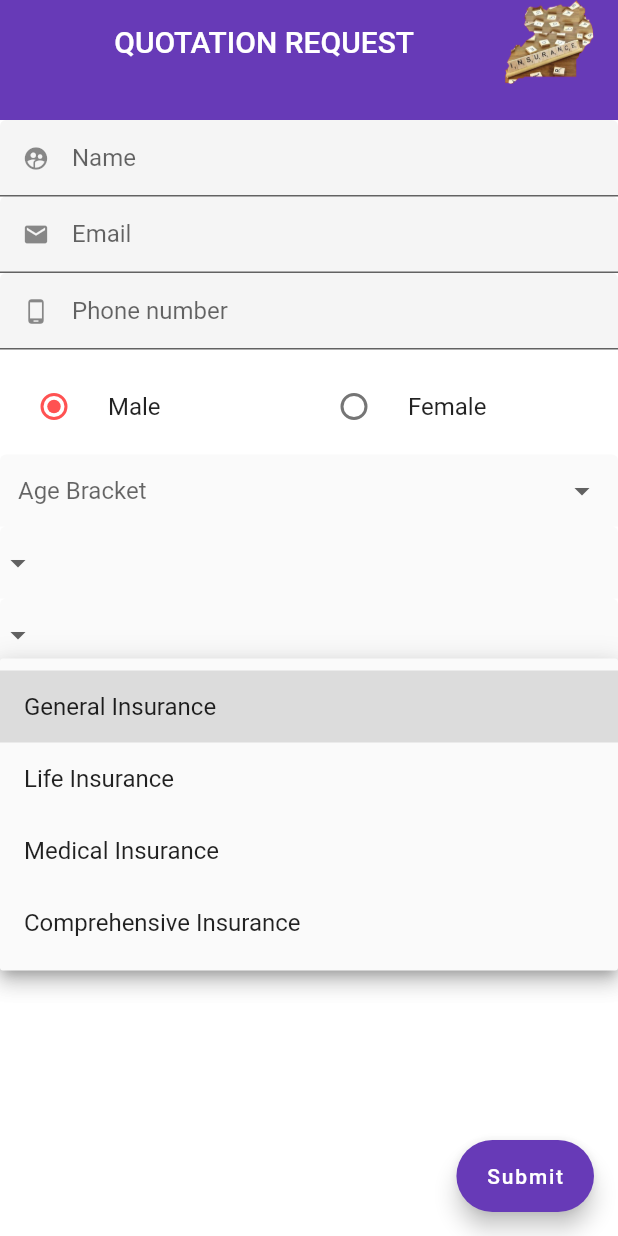
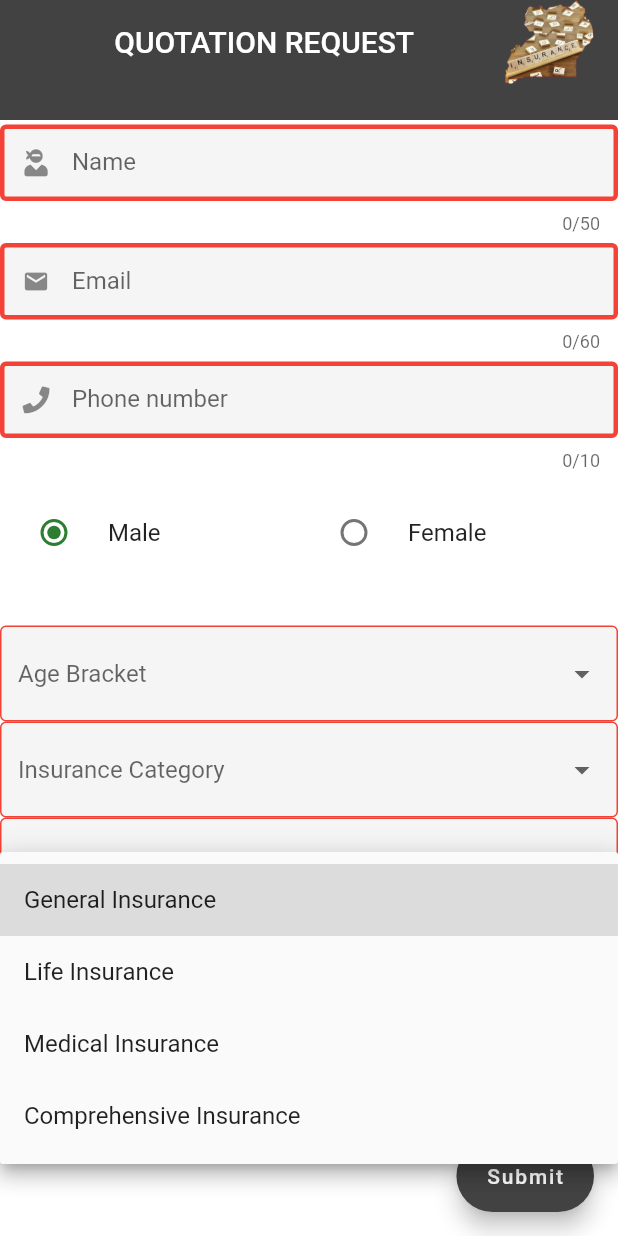
Before and after one commit to matovu-farid/insurance_app, a Flutter app: the screen it shows after launch, after a tap on "Type of Insurance", on a phone screen of 412 x 824 dp. Run offline on Flutter 3.47's test engine with Material 2 defaults, Android fonts, the phone set to English and light mode, and no system bars; our stand-ins replace font_awesome_flutter; missing offline and left inert: flutter_email_sender.

```diff
--- /dev/null
+++ b/assets/json/testJson.json
@@ -0,0 +1,6 @@
+{
+  "name": "Farid",
+  "age": "23",
+  "Gender": "Male",
+  "course": "civil"
+}
--- a/lib/app.dart
+++ b/lib/app.dart
@@ -11,6 +11,7 @@ class App extends StatelessWidget {
   @override
   Widget build(BuildContext context) {
     return MaterialApp(
+      theme:ThemeData(primarySwatch: Colors.green),
       routes: {
         "/Home": (context) => Home(),
         "/SignUp": (context) => Signup(),
--- a/lib/jsontry.dart
+++ b/lib/jsontry.dart
@@ -1,11 +1,9 @@
 import 'dart:convert';
 
 
- class JsonTry{
-   Map<String,String> parseJson(String jsonStr){
+
+   List<Map<String,String>> parseJson(String jsonStr){
     final parsed = json.decode(jsonStr);
-    final details = Map<String,String>.from(parsed);
+    final details =List< Map<String,String>>.from(parsed);
     return details;
   }
-
-}
--- a/lib/models/signup_state.dart
+++ b/lib/models/signup_state.dart
@@ -18,7 +18,7 @@ class SignupModel extends Model {
   InsurancetypList insTyp;
 
 
-  String item;
+  String categoryName;
   String preferredInsurerName;
   String insuranceTypeName;
   String ageBracket;
@@ -54,11 +54,7 @@ class SignupModel extends Model {
     notifyListeners();
   }
 
-  onChangedItem(String item1) {
-    item = item1;
-
-    notifyListeners();
-  }
+  onCategoryChanged(String newCategory) => categoryName = newCategory;
 
   onPrefferdChanged(String newPreffed) => preferredInsurerName = newPreffed;
 
@@ -136,7 +132,7 @@ class SignupModel extends Model {
         //category of insurer
         categoryList = categoryListHelper,
         catList = catListHelper(categoryListHelper),
-        item = categoryListHelper[0],
+        categoryName = categoryListHelper[0],
 
        //prefferred insurer
        preferredInsurerList = preffredListHelper,
--- a/lib/screens/HomeScreen.dart
+++ b/lib/screens/HomeScreen.dart
@@ -1,9 +1,23 @@
 import 'package:flutter/cupertino.dart';
+import 'package:flutter/material.dart';
+
+import 'package:flutter/cupertino.dart';
+import 'package:flutter/material.dart';
+
 
 class Home extends StatelessWidget{
+
+
   @override
   Widget build(BuildContext context) {
-    // TODO: implement build
-    throw UnimplementedError();
+    return MaterialApp(home: Scaffold(
+      appBar: AppBar(),
+      body: Container(padding: EdgeInsets.all(32.0),
+      child: Center(
+        child: Text("Thank you \n We'll be getting back to you in no time"),
+
+      ),),
+    ),);
   }
+
 }
--- a/lib/screens/sign_up.dart
+++ b/lib/screens/sign_up.dart
@@ -1,10 +1,9 @@
 
 
-import 'dart:ui';
 
 import 'package:family/Bloc/bloc_code.dart';
 import 'package:family/Bloc/email_sender.dart';
-import 'package:family/jsontry.dart';
+
 import 'package:family/models/client.dart';
 import 'package:family/models/clientList.dart';
 import 'package:family/models/emails_of_bosses.dart';
@@ -19,6 +18,7 @@ import 'package:family/screens/starting_screen.dart';
 import 'package:flutter/cupertino.dart';
 import 'package:flutter/material.dart';
 import 'package:flutter_email_sender/flutter_email_sender.dart';
+import 'package:font_awesome_flutter/font_awesome_flutter.dart';
 import 'package:scoped_model/scoped_model.dart';
 import 'package:image/image.dart' as ImageClass;
 
@@ -48,6 +48,7 @@ class _SignupState extends State<Signup> {
   TextEditingController _emailController;
   TextEditingController _phoneController;
 
+
   @override
   void initState() {
     _controller = ScrollController();
@@ -55,7 +56,7 @@ class _SignupState extends State<Signup> {
     _emailController = TextEditingController();
     _phoneController = TextEditingController();
   }
-
+  final FocusNode _blanknode = FocusNode();
 
 
 
@@ -155,22 +156,21 @@ class _SignupState extends State<Signup> {
 
   //-------------------------------------------------------------------------------------------------
 // Method to submit and validate form fields
+  FormState get formstate => formKey.currentState;
   submit(BuildContext context) {
-    FormState formstate= formKey.currentState;
-    formstate.validate();
-    formstate.save();
-
 
 
     _name = _nameController.text;
     _emailAddress = _emailController.text;
-    // _password = _passwordfields.getText;
+
     _phoneNumber = _phoneController.text;
 
 
-    if (_name.isNotEmpty && _phoneNumber.isNotEmpty && _emailAddress.isEmpty){
-
-    addToListandSendEmail();}
+    if (formstate.validate()){
+      formstate.save();
+      Navigator.of(context).popAndPushNamed("/Home");
+    //addToListandSendEmail();
+    }
 
   }
   //-------------------------------------------------------------------------------------------------
@@ -186,10 +186,16 @@ class _SignupState extends State<Signup> {
           floatingActionButton: FloatingActionButton.extended(
             splashColor: Colors.white70,
             onPressed: () => submit(context),
-            backgroundColor: Colors.deepPurple,
+            backgroundColor: Colors.grey[800],
             label: Text("Submit"),
           ),
-          body: CustomScrollView(slivers: [
+          body: GestureDetector(
+            behavior: HitTestBehavior.opaque,
+            onTap: (){
+
+              FocusScope.of(context).requestFocus(_blanknode);
+            },
+            child: CustomScrollView(slivers: [
               SliverAppBar(
                 flexibleSpace: SafeArea(
                     child: SizedBox(
@@ -199,7 +205,7 @@ class _SignupState extends State<Signup> {
                 pinned: true,
                 primary: true,
                 snap: true,
-              backgroundColor: Colors.deepPurple,
+                backgroundColor: Colors.grey[800],
                 expandedHeight: 80,
 
                 title: Row(
@@ -218,34 +224,44 @@ class _SignupState extends State<Signup> {
                   [
 
                     Builder(builder: (context){
-                  return buildRow(title: "Name",
-
+                    return buildRow(
+                      title: "Name",
+                      context: context,
                       obscureText1: false,
                       controller: _nameController,
-                    icon: Icon(Icons.supervised_user_circle),
+                      icon: Icon(FontAwesomeIcons.userNinja),
                       error: "Enter full name",
                       validate:(value)=>value.isEmpty?"Enter full name":null,
+                      hint: "John",
+                      maxlength: 50,
                       textInputType: TextInputType.text, );
+
                     }),
+                    //email
                     Builder(builder: (context){
 
-                    return buildRow(textInputType: TextInputType.emailAddress,
+                      return buildRow(
+                          textInputType: TextInputType.emailAddress,
+                        context: context,
                         controller: _emailController,
                         title: "Email",
                         icon: Icon(Icons.mail),
                         obscureText1: false,
                         error: "Enter a valid email",
-                      hint: "___________.@_____.com",
+                        hint: "eg. john.@gmail.com",
+                        maxlength: 60,
 
-                      validate:(value)=>(!((value.endsWith(".com"))&&value.contains("@")))?"Enter a valid email":null);
+                        validate:(value)=>(!value.contains("@"))?"Enter a valid email":null);
 
                     }),
                     Builder(builder: (context){
                       return buildRow(textInputType: TextInputType.number,
+                        context: context,
                         controller: _phoneController,
                         title: "Phone number",
-                      icon: Icon(Icons.phone_android),
-                      hint: "07XXXXXXXX",
+                        icon: Icon(FontAwesomeIcons.phone),
+                        maxlength: 10,
+                        hint: "eg. 07XXXXXXXX",
                         obscureText1: false,
                         error: "Enter phone number",
                         validate:(value)=>((!(RegExp(pattern).hasMatch(value)))||!(value.startsWith("07")))?"Enter a valid phone number":null,);
@@ -386,6 +402,7 @@ class _SignupState extends State<Signup> {
                     //male radio button
                     Row(
                       children: <Widget>[
+
                         SizedBox(
                             width: 200,
                             height: 60,
@@ -393,7 +410,7 @@ class _SignupState extends State<Signup> {
                               builder: (BuildContext context, Widget child,
                                   SignupModel model) {
                                 return RadioListTile(
-                                activeColor: Colors.redAccent,
+                                  activeColor: Colors.green[800],
                                   value: model.genderMapper[Gender.MALE],
                                   groupValue: model.commonRadio,
                                   onChanged: (value) => model.onchange(),
@@ -411,7 +428,7 @@ class _SignupState extends State<Signup> {
                                 builder: (BuildContext context, Widget child,
                                     SignupModel model) {
                                   return RadioListTile(
-                                  activeColor: Colors.redAccent,
+                                    activeColor: Colors.green[800],
                                     value: model.genderMapper[Gender.FEMALE],
                                     groupValue: model.commonRadio,
                                     onChanged: (value) => model.onchange(),
@@ -421,6 +438,9 @@ class _SignupState extends State<Signup> {
                               )),
                         ),
                       ],
+                    ),
+                    SizedBox(
+                      height: 30,
                     ),
                     //----------------------------------------------------------------------------------------
                     // //data from fire store
@@ -453,13 +473,17 @@ class _SignupState extends State<Signup> {
                               mainAxisAlignment: MainAxisAlignment.spaceBetween,
                               children: <Widget>[
                                 Expanded(
+
                                   child: DropdownButtonFormField<String>(
+                                    validator:(value)=>value.isEmpty?"Choose age bracket":null,
                                     decoration: InputDecoration(
                                         hintText: "Age Bracket    ",
                                         hintStyle: TextStyle(fontSize: 18),
 
+
                                         filled: true,
-                                      enabled: false
+                                        enabled: true,
+                                      enabledBorder: OutlineInputBorder(borderSide: BorderSide(color: Colors.red)),
 
                                     ),
 
@@ -476,44 +500,41 @@ class _SignupState extends State<Signup> {
                             //------------------------------------------------------------------------------------------
                             //Category
                             DropdownButtonFormField<String>(
+                              validator:(value)=>value.isEmpty?"Choose an insurance category":null,
                               decoration: InputDecoration(
                                   hintText: "Insurance Category   ",
+
                                   hintStyle: TextStyle(fontSize: 18),
                                   filled: true,
-                                enabled: false),
-                            icon: Row(
-                              children: <Widget>[
-                                Icon(Icons.arrow_drop_down),
-
-                              ],
+                                  enabled: true,
+                                enabledBorder: OutlineInputBorder(borderSide: BorderSide(color: Colors.red)),
                               ),
 
+                              icon: Icon(Icons.arrow_drop_down),
+
                               items: model.catList,
-                            onChanged: (item1) => model.onChangedItem(item1),
+                              onChanged: (item1) => model.onCategoryChanged(item1),
                               onSaved: (category) => insuranceCategory = category,
                             ),
 
                             //-----------------------------------------------------------------------
                             //prefferd insurer
                             DropdownButtonFormField<String>(
+                              validator:(value)=>value.isEmpty?"Choose a preferd insurer":null,
                               decoration: InputDecoration(
+
                                 hintText: "Prefered Insurer ",
                                 hintStyle: TextStyle(fontSize: 18),
                                 filled: true,
-                              enabled: false,
+                                enabled: true,
+                                enabledBorder: OutlineInputBorder(borderSide: BorderSide(color: Colors.red)),
+                              ),
 
-
-                            ),
 
                               items: model.prefferedInsDropList,
                               onChanged: (item1) =>
                                   model.onPrefferdChanged(item1),
-                            icon: Row(
-                              children: <Widget>[
-                                Icon(Icons.arrow_drop_down),
-
-                              ],
-                            ),
+                              icon: Icon(Icons.arrow_drop_down),
                               onSaved: (prefedInsurer) {
                                 _preferedInsurer = prefedInsurer;
                               },
@@ -522,20 +543,17 @@ class _SignupState extends State<Signup> {
                             //-------------------------------------------------------
                             //type of insurance
                             DropdownButtonFormField<String>(
+                              validator:(value)=>value.isEmpty?"Choose type of Insurer":null,
                               decoration: InputDecoration(
                                   hintStyle: TextStyle(fontSize: 18),
                                 filled: true,
-                              enabled: false,
-                              hintText: "Type of Insurance"),
+                                enabled: true,
+                                hintText: "Type of Insurance",
+                                enabledBorder: OutlineInputBorder(borderSide: BorderSide(color: Colors.red)),),
 
                               items: model.typDropList,
                               onChanged: (item1) => model.onTypeChanged(item1),
-                            icon: Row(
-                              children: <Widget>[
-                                Icon(Icons.arrow_drop_down),
-
-                              ],
-                            ),
+                              icon: Icon(Icons.arrow_drop_down),
                               onSaved: (type) {
                                 _insuranceType = type;
                                 _genderToString = model.getGender();
@@ -552,6 +570,7 @@ class _SignupState extends State<Signup> {
                 ),
               )
             ]),
+          ),
         ),
       ),
     );
@@ -602,49 +621,59 @@ class _SignupState extends State<Signup> {
     _insuranceType = value;
   }
   Widget buildRow({BuildContext context,
+    int maxlength,
     TextEditingController controller,
     bool obscureText1 ,
     Icon icon,
     String error,
     String hint,
     FormFieldValidator<String> validate, TextInputType textInputType, String title,}) {
+    FocusNode node = FocusNode();
 
     return Container(
+      child: Padding(
+        padding: const EdgeInsets.symmetric(vertical: 3),
         child: Row(
           children: <Widget>[
             Expanded(
+              child: GestureDetector(
+                behavior: HitTestBehavior.opaque,
+                onTap: (){
+                  FocusScope.of(context).requestFocus(node);
+                },
                 child: TextFormField(
-              autofocus: false,
+                  autofocus: true,
+
+
 
                   textInputAction: TextInputAction.done,
+                  maxLength: maxlength,
                   maxLines: 2,
                   minLines: 1,
                   enableSuggestions: true,
                   toolbarOptions: ToolbarOptions(
                       copy: true, cut: true, paste: true, selectAll: true),
-              smartDashesType: SmartDashesType.enabled,
-              smartQuotesType: SmartQuotesType.enabled,
+
                   maxLengthEnforced: true,
+                  enableInteractiveSelection: true,
+
                   cursorColor: Colors.greenAccent,
                   keyboardType: textInputType,
 
                   validator: validate,
 
                   decoration: InputDecoration(
-                  errorStyle: TextStyle(color: Colors.green,
+                      errorStyle: TextStyle(
+                        color:Colors.red[500],
                           decorationStyle: TextDecorationStyle.wavy),
                       enabled: true,
                       filled: true,
-                  border: UnderlineInputBorder(borderSide: BorderSide.merge(
-                      BorderSide(style: BorderStyle.solid),
-                      BorderSide(style: BorderStyle.solid))),
-
+                      focusedBorder: OutlineInputBorder(borderSide: BorderSide(color: Colors.green,width: 3)),
+                      enabledBorder: OutlineInputBorder(borderSide: BorderSide(color: Colors.red,width: 3)),
                       labelText: title,
                       hintText: hint,
                       hintStyle: TextStyle(color: Colors.grey),
                       isDense: true,
-
-
                       prefixIcon: icon ??
                           SizedBox(
                             width: 10,
@@ -653,8 +682,10 @@ class _SignupState extends State<Signup> {
                   obscureText: obscureText1,
                   controller: controller,
                 ),
+              ),
             )
           ],
+        ),
       ),
     );
   }
--- a/lib/screens/starting_screen.dart
+++ b/lib/screens/starting_screen.dart
@@ -12,21 +12,24 @@ class StartingScreen extends StatelessWidget {
    double endPosition;
 
 
+
+
   @override
   Widget build(BuildContext context) {
-    Duration duration = Duration(seconds: 10);
-    final Ticker _ticker=Ticker((duration){
-      Navigator.of(context).pushNamed("/SignUp");
-    });
+
     return
        Scaffold(
-        backgroundColor: Colors.deepPurple,
+        backgroundColor: Colors.grey[800],
+        resizeToAvoidBottomPadding: false,
 
         body: Container(
 
 
           padding: EdgeInsets.all(32.0),
-          child: Center(
+          child: Column(
+            mainAxisAlignment: MainAxisAlignment.center,
+            children: <Widget>[
+              Center(
                 child: TweenAnimationBuilder(
                   duration: Duration(seconds: 3),
                   curve: Curves.easeInCirc,
@@ -64,6 +67,10 @@ class StartingScreen extends StatelessWidget {
 
                 ),
               ),
+              //TODO add name explicit animmation hehehe
+
+            ],
+          ),
         ),
       );
 
--- a/pubspec.yaml
+++ b/pubspec.yaml
@@ -26,6 +26,7 @@ dependencies:
     sdk: flutter
   scoped_model: ^1.0.1
   flutter_email_sender: ^3.0.1
+  font_awesome_flutter: ^8.8.1
 
 
 
@@ -35,8 +36,13 @@ dependencies:
   cupertino_icons: ^0.1.3
 
 dev_dependencies:
+  flutter_launcher_icons: "^0.7.3"
   flutter_test:
     sdk: flutter
+flutter_icons:
+  android: "launcher_icon"
+  ios: true
+  image_path: "assets/icon/icon.png"
 
 # For information on the generic Dart part of this file, see the
 # following page: https://dart.dev/tools/pub/pubspec
```
Also changed, not shown: tests/jsontest.dart (added, +19 -0 lines), assets/icon/icon.png (added), pubspec.lock, 28 other files. Lines whose indentation alone changed are shown as unchanged.
